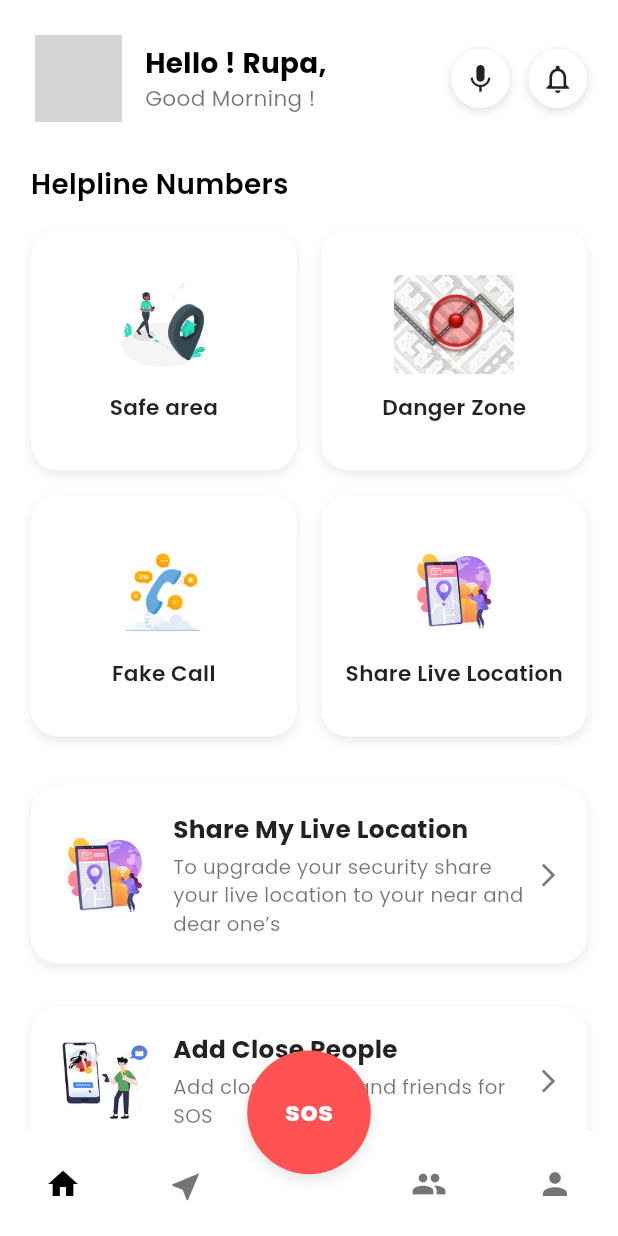
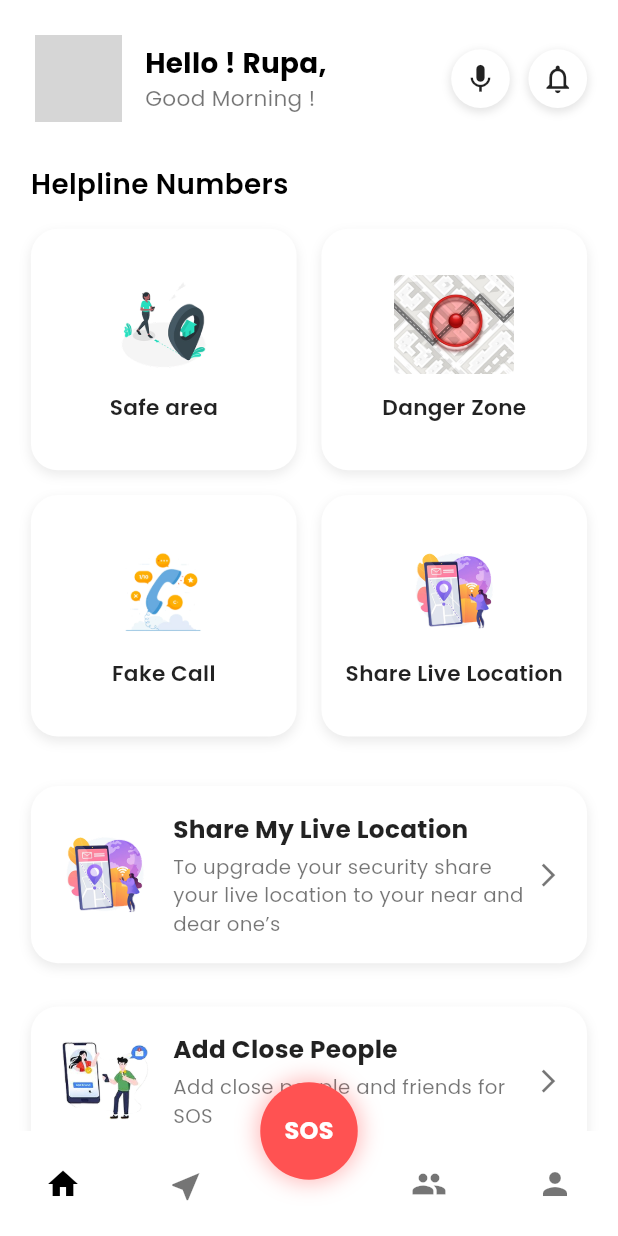
Before and after one commit to sitpune2021/Secure-Me-Android, a Flutter app: the HomeView screen opened by its route, on a phone screen of 412 x 824 dp. Run offline on Flutter 3.47's test engine with Material 3 defaults, Android fonts, the phone set to English and light mode, and no system bars; our stand-ins replace geolocator, get, get_storage, google_fonts, google_maps_flutter, pinput and 1 more; accounts and stored records are empty; grey boxes are pictures that could not be loaded.

Commit message:
new ui update

```diff
--- a/lib/view/home_view/home_view.dart
+++ b/lib/view/home_view/home_view.dart
@@ -410,49 +410,31 @@ class HomeView extends StatelessWidget {
     );
   }
 
-  // Floating SOS Button
+  // SOS Button
   Widget buildSosButton(ThemeData theme) {
-    final isDark = theme.brightness == Brightness.dark;
-
     return GestureDetector(
       onTap: () => Get.toNamed(AppRoutes.sosActivate),
       child: Container(
-        width: Get.width * 0.20,
-        height: Get.height * 0.20,
+        width: 65, // Fixed size instead of relative
+        height: 65,
         decoration: BoxDecoration(
           shape: BoxShape.circle,
-          color: isDark
-              ? Colors.redAccent
-              : Colors.redAccent, // white fill on light theme
-          gradient: isDark
-              ? const LinearGradient(
-                  colors: [Colors.redAccent, Colors.redAccent],
-                  begin: Alignment.topLeft,
-                  end: Alignment.bottomRight,
-                )
-              : null,
+          color: Colors.redAccent,
           boxShadow: [
-            if (isDark)
-              BoxShadow(
-                color: AppColors.darkRadialGlow.withOpacity(0),
-                blurRadius: 20,
-                spreadRadius: 2,
-              )
-            else
-              BoxShadow(
-                color: Colors.black.withOpacity(0.1),
-                blurRadius: 8,
-                offset: const Offset(0, 4),
-              ),
+            BoxShadow(
+              color: Colors.redAccent.withOpacity(0.4),
+              blurRadius: 12,
+              spreadRadius: 2,
+            ),
           ],
         ),
         child: Center(
           child: Text(
-            "sos",
+            "SOS",
             style: GoogleFonts.poppins(
-              color: isDark ? Colors.white : Colors.white,
+              color: Colors.white,
               fontWeight: FontWeight.bold,
-              fontSize: 18,
+              fontSize: 16,
             ),
           ),
         ),
@@ -461,6 +443,7 @@ class HomeView extends StatelessWidget {
   }
 }
 
+// Bottom Nav Painter
 class CurvedNavBarPainter extends CustomPainter {
   final Color color;
   CurvedNavBarPainter(this.color);
@@ -472,22 +455,22 @@ class CurvedNavBarPainter extends CustomPainter {
       ..style = PaintingStyle.fill;
 
     double centerX = size.width / 2;
-    double notchRadius = 45; // adjust to match SOS size
+    double notchRadius = 35; // match SOS radius (~65/2)
 
     Path path = Path()..moveTo(0, 0);
 
     // Left edge
-    path.lineTo(centerX - notchRadius - 25, 0);
+    path.lineTo(centerX - notchRadius - 20, 0);
 
-    // Big curve around SOS button
+    // Curve for notch
     path.quadraticBezierTo(
       centerX,
-      -40, // control point (depth of curve)
-      centerX + notchRadius + 25,
+      -notchRadius, // deeper curve
+      centerX + notchRadius + 20,
       0,
     );
 
-    // Right edge
+    // Rest of navbar
     path.lineTo(size.width, 0);
     path.lineTo(size.width, size.height);
     path.lineTo(0, size.height);
```
Also changed, not shown: lib/controller/theme_controller/theme_controller.dart (+28 -1 lines), lib/main.dart (+6 -1 lines), lib/view/add_friend_view/add_friend_view.dart (+37 -17 lines), 1 other file.
